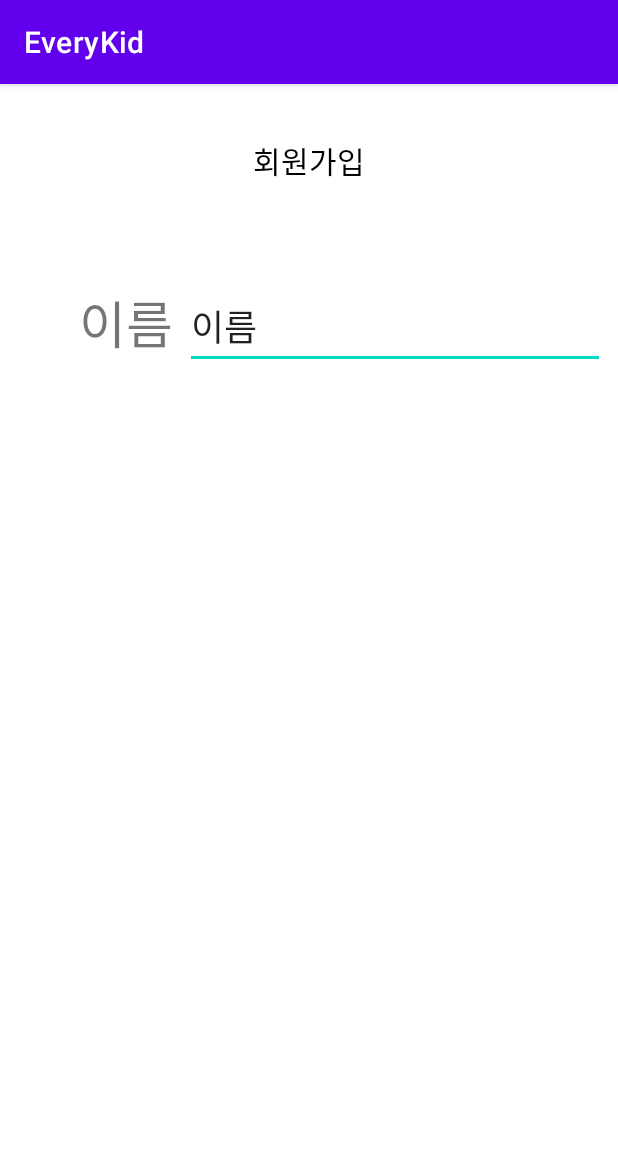
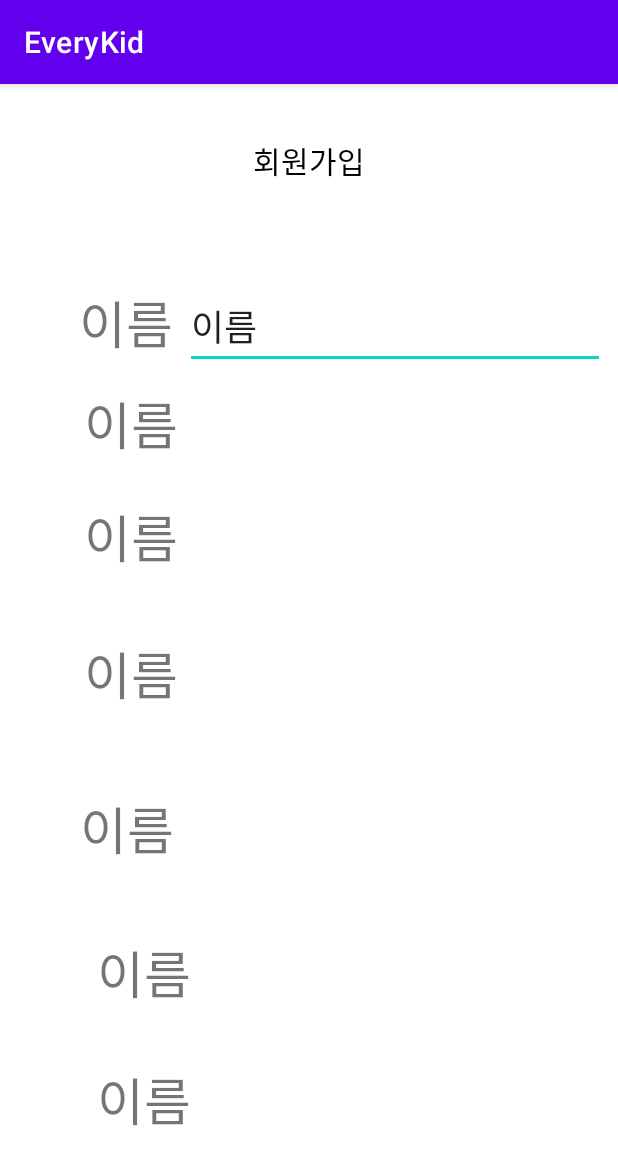
Before and after one commit to jjunehee/EveryKid, an Android app: the screen it shows after launch (AccountCreate), on a phone screen of 412 x 824 dp. Shown: the top 1165 px of the screen. Run offline under Robolectric (Android 15) with nearby library versions, the phone set to English and light mode, and no system bars.

Commit message:
[노수진] 회원가입 레이아웃 스크롤

```diff
--- a/app/src/main/res/layout/create_account.xml
+++ b/app/src/main/res/layout/create_account.xml
@@ -13,6 +13,84 @@
         <androidx.constraintlayout.widget.ConstraintLayout
             android:layout_width="match_parent"
             android:layout_height="850dp">
+
+            <TextView
+                android:id="@+id/textView14"
+                android:layout_width="67dp"
+                android:layout_height="51dp"
+                android:text="이름"
+                android:textSize="34sp"
+                app:layout_constraintBottom_toBottomOf="parent"
+                app:layout_constraintEnd_toEndOf="parent"
+                app:layout_constraintHorizontal_bias="0.188"
+                app:layout_constraintStart_toStartOf="parent"
+                app:layout_constraintTop_toBottomOf="@+id/textView10"
+                app:layout_constraintVertical_bias="0.936" />
+
+            <TextView
+                android:id="@+id/textView8"
+                android:layout_width="67dp"
+                android:layout_height="51dp"
+                android:text="이름"
+                android:textSize="34sp"
+                app:layout_constraintBottom_toBottomOf="parent"
+                app:layout_constraintEnd_toEndOf="parent"
+                app:layout_constraintHorizontal_bias="0.162"
+                app:layout_constraintStart_toStartOf="parent"
+                app:layout_constraintTop_toBottomOf="@+id/textView10"
+                app:layout_constraintVertical_bias="0.297" />
+
+            <TextView
+                android:id="@+id/textView9"
+                android:layout_width="67dp"
+                android:layout_height="51dp"
+                android:text="이름"
+                android:textSize="34sp"
+                app:layout_constraintBottom_toBottomOf="parent"
+                app:layout_constraintEnd_toEndOf="parent"
+                app:layout_constraintHorizontal_bias="0.154"
+                app:layout_constraintStart_toStartOf="parent"
+                app:layout_constraintTop_toBottomOf="@+id/textView10"
+                app:layout_constraintVertical_bias="0.466" />
+
+            <TextView
+                android:id="@+id/textView12"
+                android:layout_width="67dp"
+                android:layout_height="51dp"
+                android:text="이름"
+                android:textSize="34sp"
+                app:layout_constraintBottom_toBottomOf="parent"
+                app:layout_constraintEnd_toEndOf="parent"
+                app:layout_constraintHorizontal_bias="0.188"
+                app:layout_constraintStart_toStartOf="parent"
+                app:layout_constraintTop_toBottomOf="@+id/textView10"
+                app:layout_constraintVertical_bias="0.622" />
+
+            <TextView
+                android:id="@+id/textView13"
+                android:layout_width="67dp"
+                android:layout_height="51dp"
+                android:text="이름"
+                android:textSize="34sp"
+                app:layout_constraintBottom_toBottomOf="parent"
+                app:layout_constraintEnd_toEndOf="parent"
+                app:layout_constraintHorizontal_bias="0.188"
+                app:layout_constraintStart_toStartOf="parent"
+                app:layout_constraintTop_toBottomOf="@+id/textView10"
+                app:layout_constraintVertical_bias="0.76" />
+
+            <TextView
+                android:id="@+id/textView7"
+                android:layout_width="67dp"
+                android:layout_height="51dp"
+                android:text="이름"
+                android:textSize="34sp"
+                app:layout_constraintBottom_toBottomOf="parent"
+                app:layout_constraintEnd_toEndOf="parent"
+                app:layout_constraintHorizontal_bias="0.162"
+                app:layout_constraintStart_toStartOf="parent"
+                app:layout_constraintTop_toBottomOf="@+id/textView10"
+                app:layout_constraintVertical_bias="0.149" />
 
             <TextView
                 android:id="@+id/textView11"
@@ -41,6 +119,19 @@
                 app:layout_constraintTop_toBottomOf="@+id/textView11"
                 app:layout_constraintVertical_bias="0.0" />
 
+            <TextView
+                android:id="@+id/textView5"
+                android:layout_width="67dp"
+                android:layout_height="51dp"
+                android:text="이름"
+                android:textSize="34sp"
+                app:layout_constraintBottom_toBottomOf="parent"
+                app:layout_constraintEnd_toEndOf="parent"
+                app:layout_constraintHorizontal_bias="0.162"
+                app:layout_constraintStart_toStartOf="parent"
+                app:layout_constraintTop_toBottomOf="@+id/textView10"
+                app:layout_constraintVertical_bias="0.026" />
+
             <EditText
                 android:id="@+id/editTextTextPersonName3"
                 android:layout_width="wrap_content"
```
